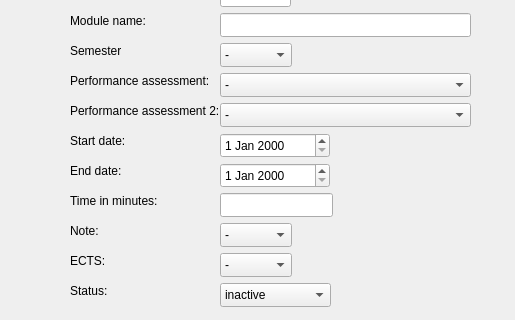
Above: src/DbInputWindow.ui from Enidable/AkademeMateQt before the change; both pictures show x 0 to 515 and y 117 to 437 of the 1153 by 604 pixel window. Below: the same form after it.
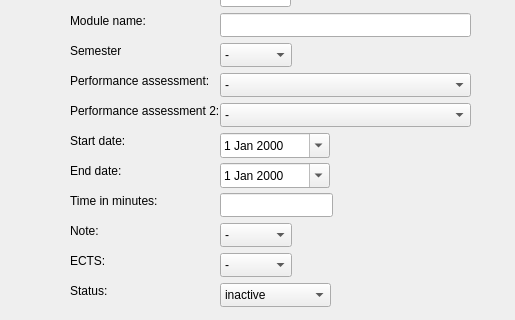
That is the form after the change.

Commit message: "Add Module"  button working on current DB Fix SQL  of some aspects of  tableview (mostly DAtE related)

```diff
--- a/src/DbInputWindow.ui
+++ b/src/DbInputWindow.ui
@@ -310,6 +310,9 @@
       <height>25</height>
      </rect>
     </property>
+    <property name="calendarPopup">
+     <bool>true</bool>
+    </property>
    </widget>
    <widget class="QDateEdit" name="End_dateEdit">
     <property name="geometry">
@@ -320,6 +323,9 @@
       <height>25</height>
      </rect>
     </property>
+    <property name="calendarPopup">
+     <bool>true</bool>
+    </property>
    </widget>
    <widget class="QLineEdit" name="Time_Input">
     <property name="geometry">
```
The commit also changes 5 other files.
